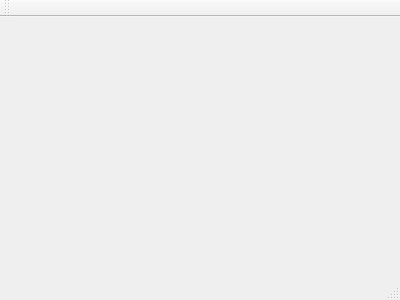
Before: the Qt Designer form Client/mainwindow.ui in vtyulb/safecloud, drawn with Qt 5.
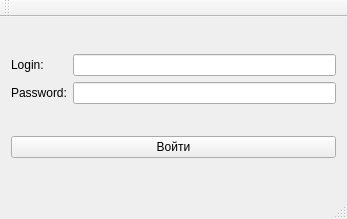
After: the same form once the commit is applied.

The edit to the form file:
```diff
--- a/Client/mainwindow.ui
+++ b/Client/mainwindow.ui
@@ -1,24 +1,91 @@
 <ui version="4.0">
  <class>MainWindow</class>
- <widget class="QMainWindow" name="MainWindow" >
-  <property name="geometry" >
+ <widget class="QMainWindow" name="MainWindow">
+  <property name="geometry">
    <rect>
     <x>0</x>
     <y>0</y>
-    <width>400</width>
-    <height>300</height>
+    <width>347</width>
+    <height>219</height>
    </rect>
   </property>
   <property name="windowTitle" >
    <string>MainWindow</string>
   </property>
-  <widget class="QMenuBar" name="menuBar" />
-  <widget class="QToolBar" name="mainToolBar" />
-  <widget class="QWidget" name="centralWidget" />
-  <widget class="QStatusBar" name="statusBar" />
+  <property name="dockNestingEnabled">
+   <bool>false</bool>
+  </property>
+  <widget class="QWidget" name="centralWidget">
+   <layout class="QVBoxLayout" name="verticalLayout_3">
+    <item>
+     <layout class="QHBoxLayout" name="horizontalLayout">
+      <item>
+       <layout class="QVBoxLayout" name="verticalLayout">
+        <item>
+         <widget class="QLabel" name="label">
+          <property name="text">
+           <string>Login:</string>
+          </property>
+         </widget>
+        </item>
+        <item>
+         <widget class="QLabel" name="label_2">
+          <property name="text">
+           <string>Password:</string>
+          </property>
+         </widget>
+        </item>
+       </layout>
+      </item>
+      <item>
+       <layout class="QVBoxLayout" name="verticalLayout_2">
+        <item>
+         <widget class="QLineEdit" name="loginEdit"/>
+        </item>
+        <item>
+         <widget class="QLineEdit" name="passwordEdit">
+          <property name="text">
+           <string/>
+          </property>
+          <property name="echoMode">
+           <enum>QLineEdit::Password</enum>
+          </property>
+         </widget>
+        </item>
+       </layout>
+      </item>
+     </layout>
+    </item>
+    <item>
+     <widget class="QPushButton" name="loginButton">
+      <property name="text">
+       <string>Войти</string>
+      </property>
+     </widget>
+    </item>
+   </layout>
+  </widget>
+  <widget class="QMenuBar" name="menuBar">
+   <property name="geometry">
+    <rect>
+     <x>0</x>
+     <y>0</y>
+     <width>347</width>
+     <height>20</height>
+    </rect>
+   </property>
+  </widget>
+  <widget class="QToolBar" name="mainToolBar">
+   <attribute name="toolBarArea">
+    <enum>TopToolBarArea</enum>
+   </attribute>
+   <attribute name="toolBarBreak">
+    <bool>false</bool>
+   </attribute>
+  </widget>
+  <widget class="QStatusBar" name="statusBar"/>
  </widget>
- <layoutDefault spacing="6" margin="11" />
- <pixmapfunction></pixmapfunction>
+ <layoutdefault spacing="6" margin="11"/>
  <resources/>
  <connections/>
 </ui>
```
Left out of the diff: 3 changed lines with no effect on the pictures.
